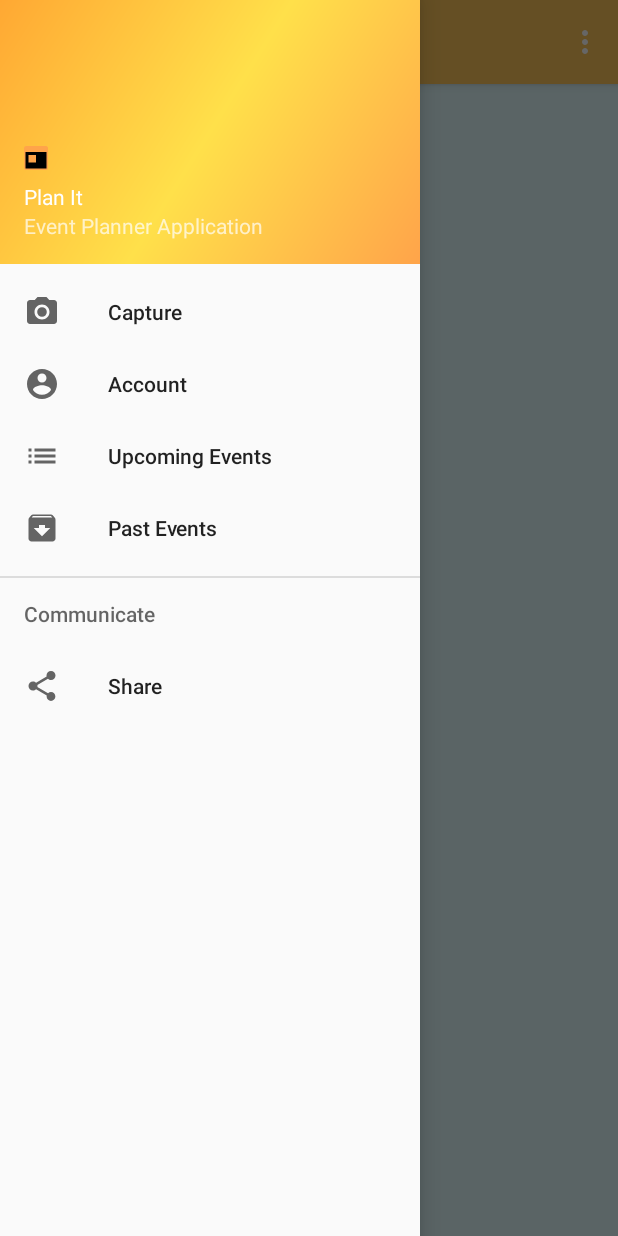
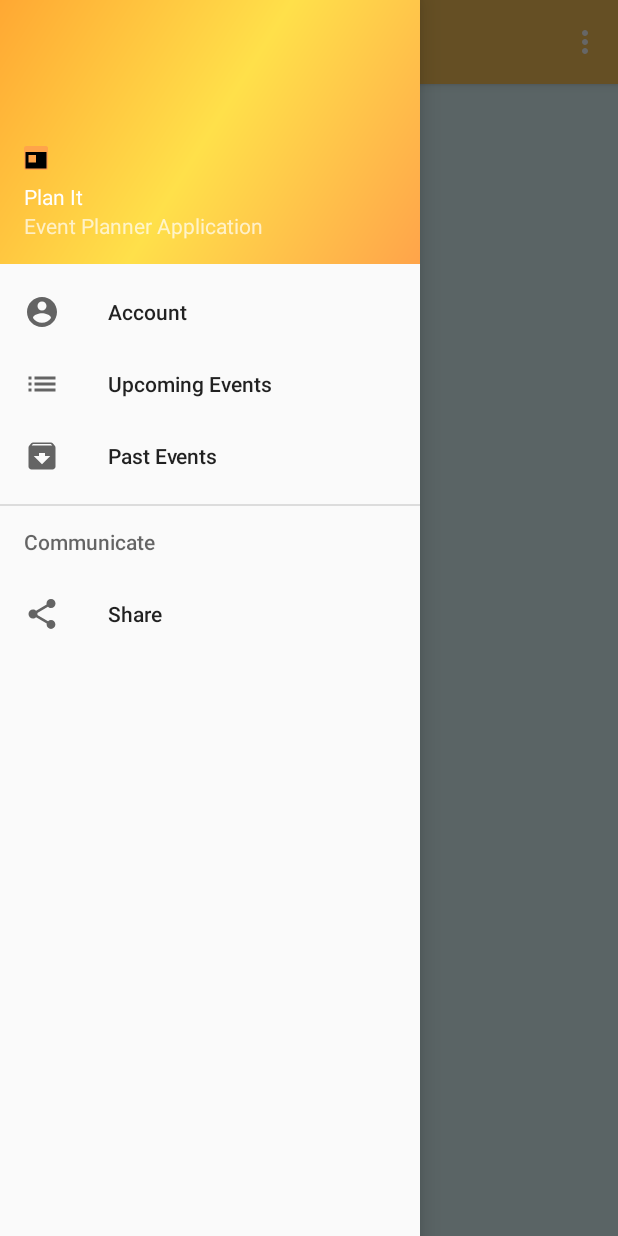
Before and after one commit to MsParvika/PlanIt, an Android app: the screen it shows after launch (MainActivity), with the side drawer open, on a phone screen of 412 x 824 dp. Run offline under Robolectric (Android 15) with nearby library versions, the phone set to English and light mode, and no system bars.

Commit message:
Removing camera from navigation menu

```diff
--- a/app/src/main/res/menu/activity_main_drawer.xml
+++ b/app/src/main/res/menu/activity_main_drawer.xml
@@ -4,10 +4,10 @@
     tools:showIn="navigation_view">
 
     <group android:checkableBehavior="single">
-        <item
-            android:id="@+id/nav_camera"
-            android:icon="@drawable/ic_menu_camera"
-            android:title="Capture" />
+        <!--<item-->
+            <!--android:id="@+id/nav_camera"-->
+            <!--android:icon="@drawable/ic_menu_camera"-->
+            <!--android:title="Capture" />-->
         <item
             android:id="@+id/nav_account"
             android:icon="@drawable/ic_account_circle_black_24dp"
```
Also changed, not shown: app/src/main/java/com/example/planit/MainActivity.java (+15 -16 lines).
